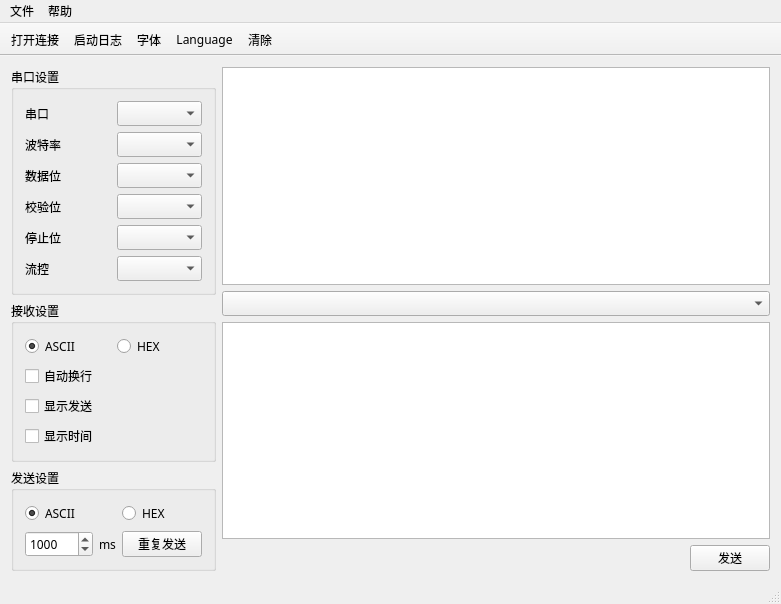
This is monkey_serial/mainwindow.ui in horsdy/Monkey_Serial as Qt 5 draws it before an edit. The edited form follows.
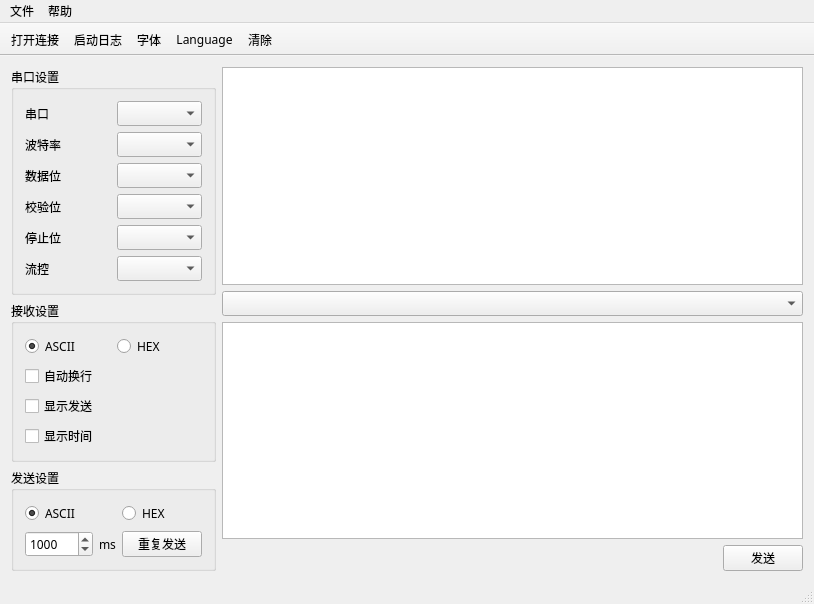
This is the edited form. Icons and pictures are not drawn.

Diff of the .ui file:
```diff
--- a/monkey_serial/mainwindow.ui
+++ b/monkey_serial/mainwindow.ui
@@ -6,8 +6,8 @@
    <rect>
     <x>0</x>
     <y>0</y>
-    <width>781</width>
-    <height>583</height>
+    <width>814</width>
+    <height>587</height>
    </rect>
   </property>
   <property name="font">
@@ -252,7 +252,7 @@
     <rect>
      <x>0</x>
      <y>0</y>
-     <width>781</width>
+     <width>814</width>
      <height>23</height>
     </rect>
    </property>
```
Left out of the diff: 6 changed lines with no effect on the pictures.
